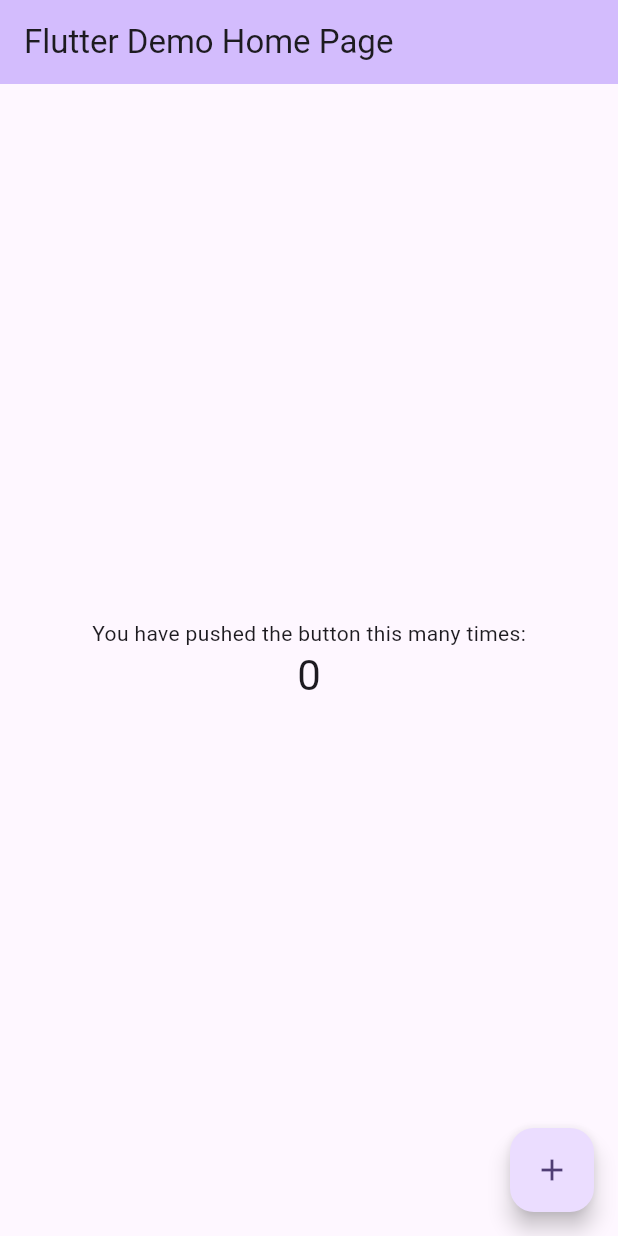
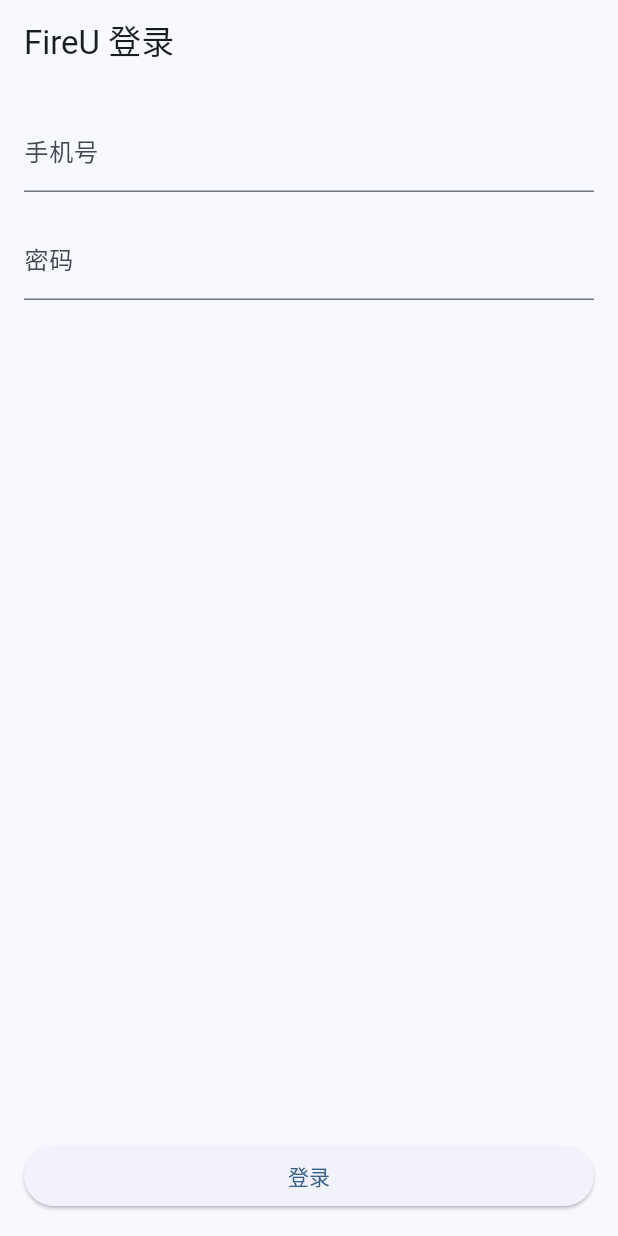
Before and after one commit to Zjian-git/FireU-like-frontend, a Flutter app: the screen it shows after launch, on a phone screen of 412 x 824 dp. Run offline on Flutter 3.47's test engine with Material 3 defaults, Android fonts, the phone set to English and light mode, and no system bars; our stand-ins replace dio.

Commit message:
Implement basic login screen and auth API client

```diff
--- /dev/null
+++ b/lib/features/auth/login_page.dart
@@ -0,0 +1,103 @@
+import 'package:flutter/material.dart';
+import '../../common/services/api_client.dart';
+import '../home/home_page.dart';
+
+class LoginPage extends StatefulWidget {
+  const LoginPage({super.key});
+
+  @override
+  State<LoginPage> createState() => _LoginPageState();
+}
+
+class _LoginPageState extends State<LoginPage> {
+  final _mobileController = TextEditingController();
+  final _passwordController = TextEditingController();
+  bool _isLoading = false;
+  String? _errorText;
+  @override
+  void dispose() {
+    _mobileController.dispose();
+    _passwordController.dispose();
+    super.dispose();
+  }
+
+  Future<void> _handleLogin() async {
+    final mobile = _mobileController.text.trim();
+    final password = _passwordController.text.trim();
+    if (mobile.isEmpty || password.isEmpty) {
+      setState(() {
+        _errorText = '手机号和密码不能为空';
+      });
+      return;
+    }
+    setState(() {
+      _isLoading = true;
+      _errorText = null;
+    });
+    try {
+      final api = ApiClient();
+      final resp = await api.login(mobile: mobile, password: password);
+      // TODO: 后面我们会在这里把 token 保存到本地 (shared_preferences)
+      // 现在先直接跳转到 HomePage
+      if (!mounted) return;
+      Navigator.of(context).pushReplacement(
+        MaterialPageRoute(builder: (_) => HomePage(user: resp.user)),
+      );
+    } catch (e) {
+      setState(() {
+        _errorText = '登录失败: $e';
+      });
+    } finally {
+      if (mounted) {
+        setState(() {
+          _isLoading = false;
+        });
+      }
+    }
+  }
+
+  Widget build(BuildContext context) {
+    final theme = Theme.of(context);
+    return Scaffold(
+      appBar: AppBar(title: const Text('FireU 登录')),
+      body: Padding(
+        padding: const EdgeInsets.all(16),
+        child: Column(
+          children: [
+            TextField(
+              controller: _mobileController,
+              keyboardType: TextInputType.phone,
+              decoration: const InputDecoration(labelText: '手机号'),
+            ),
+            const SizedBox(height: 16),
+            TextField(
+              controller: _passwordController,
+              obscureText: true,
+              decoration: const InputDecoration(labelText: '密码'),
+            ),
+            const SizedBox(height: 24),
+            if (_errorText != null)
+              Text(
+                _errorText!,
+                style: TextStyle(color: theme.colorScheme.error),
+              ),
+            const Spacer(),
+            SizedBox(
+              width: double.infinity,
+              child: ElevatedButton(
+                onPressed: _isLoading ? null : _handleLogin,
+                child: _isLoading
+                    ? const SizedBox(
+                        width: 18,
+                        height: 18,
+                        child: CircularProgressIndicator(strokeWidth: 2),
+                      )
+                    : const Text('登录'),
+              ),
+            ),
+          ],
+        ),
+      ),
+    );
+  }
+}
--- /dev/null
+++ b/lib/features/home/home_page.dart
@@ -0,0 +1,15 @@
+import 'package:flutter/material.dart';
+import '../../common/services/api_client.dart';
+
+class HomePage extends StatelessWidget {
+  final User user;
+  const HomePage({super.key, required this.user});
+
+  @override
+  Widget build(BuildContext context) {
+    return Scaffold(
+      appBar: AppBar(title: Text('FireU Home (${user.mobile})')),
+      body: const Center(child: Text('这里以后会是 FireU 的主界面')),
+    );
+  }
+}
--- a/lib/main.dart
+++ b/lib/main.dart
@@ -1,4 +1,5 @@
 import 'package:flutter/material.dart';
+import 'features/auth/login_page.dart';
 
 void main() {
   runApp(const MyApp());
@@ -11,112 +12,12 @@ class MyApp extends StatelessWidget {
   @override
   Widget build(BuildContext context) {
     return MaterialApp(
-      title: 'Flutter Demo',
+      title: 'FireU-like Frontend',
       theme: ThemeData(
-        // This is the theme of your application.
-        //
-        // TRY THIS: Try running your application with "flutter run". You'll see
-        // the application has a purple toolbar. Then, without quitting the app,
-        // try changing the seedColor in the colorScheme below to Colors.green
-        // and then invoke "hot reload" (save your changes or press the "hot
-        // reload" button in a Flutter-supported IDE, or press "r" if you used
-        // the command line to start the app).
-        //
-        // Notice that the counter didn't reset back to zero; the application
-        // state is not lost during the reload. To reset the state, use hot
-        // restart instead.
-        //
-        // This works for code too, not just values: Most code changes can be
-        // tested with just a hot reload.
-        colorScheme: .fromSeed(seedColor: Colors.deepPurple),
+        colorScheme: .fromSeed(seedColor: Colors.blue),
+        useMaterial3: true,
       ),
-      home: const MyHomePage(title: 'Flutter Demo Home Page'),
+      home: const LoginPage(),
     );
   }
 }
-
-class MyHomePage extends StatefulWidget {
-  const MyHomePage({super.key, required this.title});
-
-  // This widget is the home page of your application. It is stateful, meaning
-  // that it has a State object (defined below) that contains fields that affect
-  // how it looks.
-
-  // This class is the configuration for the state. It holds the values (in this
-  // case the title) provided by the parent (in this case the App widget) and
-  // used by the build method of the State. Fields in a Widget subclass are
-  // always marked "final".
-
-  final String title;
-
-  @override
-  State<MyHomePage> createState() => _MyHomePageState();
-}
-
-class _MyHomePageState extends State<MyHomePage> {
-  int _counter = 0;
-
-  void _incrementCounter() {
-    setState(() {
-      // This call to setState tells the Flutter framework that something has
-      // changed in this State, which causes it to rerun the build method below
-      // so that the display can reflect the updated values. If we changed
-      // _counter without calling setState(), then the build method would not be
-      // called again, and so nothing would appear to happen.
-      _counter++;
-    });
-  }
-
-  @override
-  Widget build(BuildContext context) {
-    // This method is rerun every time setState is called, for instance as done
-    // by the _incrementCounter method above.
-    //
-    // The Flutter framework has been optimized to make rerunning build methods
-    // fast, so that you can just rebuild anything that needs updating rather
-    // than having to individually change instances of widgets.
-    return Scaffold(
-      appBar: AppBar(
-        // TRY THIS: Try changing the color here to a specific color (to
-        // Colors.amber, perhaps?) and trigger a hot reload to see the AppBar
-        // change color while the other colors stay the same.
-        backgroundColor: Theme.of(context).colorScheme.inversePrimary,
-        // Here we take the value from the MyHomePage object that was created by
-        // the App.build method, and use it to set our appbar title.
-        title: Text(widget.title),
-      ),
-      body: Center(
-        // Center is a layout widget. It takes a single child and positions it
-        // in the middle of the parent.
-        child: Column(
-          // Column is also a layout widget. It takes a list of children and
-          // arranges them vertically. By default, it sizes itself to fit its
-          // children horizontally, and tries to be as tall as its parent.
-          //
-          // Column has various properties to control how it sizes itself and
-          // how it positions its children. Here we use mainAxisAlignment to
-          // center the children vertically; the main axis here is the vertical
-          // axis because Columns are vertical (the cross axis would be
-          // horizontal).
-          //
-          // TRY THIS: Invoke "debug painting" (choose the "Toggle Debug Paint"
-          // action in the IDE, or press "p" in the console), to see the
-          // wireframe for each widget.
-          mainAxisAlignment: .center,
-          children: [
-            const Text('You have pushed the button this many times:'),
-            Text(
-              '$_counter',
-              style: Theme.of(context).textTheme.headlineMedium,
-            ),
-          ],
-        ),
-      ),
-      floatingActionButton: FloatingActionButton(
-        onPressed: _incrementCounter,
-        tooltip: 'Increment',
-        child: const Icon(Icons.add),
-      ),
-    );
-  }
-}
--- a/pubspec.yaml
+++ b/pubspec.yaml
@@ -34,6 +34,7 @@ dependencies:
   # The following adds the Cupertino Icons font to your application.
   # Use with the CupertinoIcons class for iOS style icons.
   cupertino_icons: ^1.0.8
+  dio: ^5.9.0
 
 dev_dependencies:
   flutter_test:
```
Also changed, not shown: lib/common/services/api_client.dart (added, +75 -0 lines), pubspec.lock.
